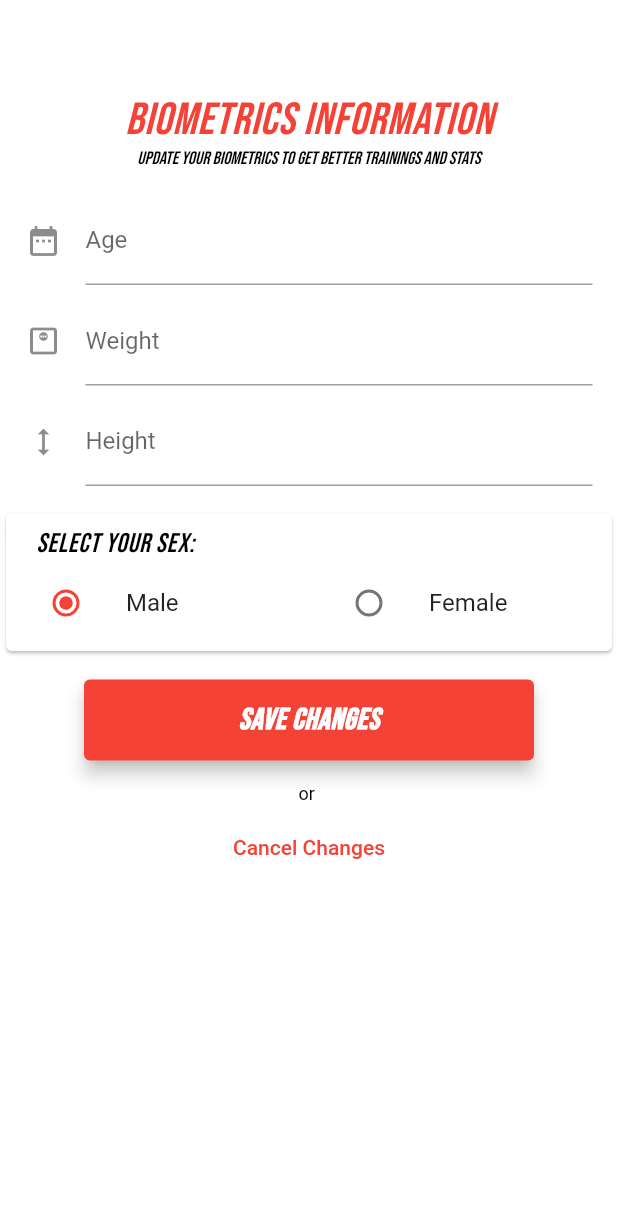
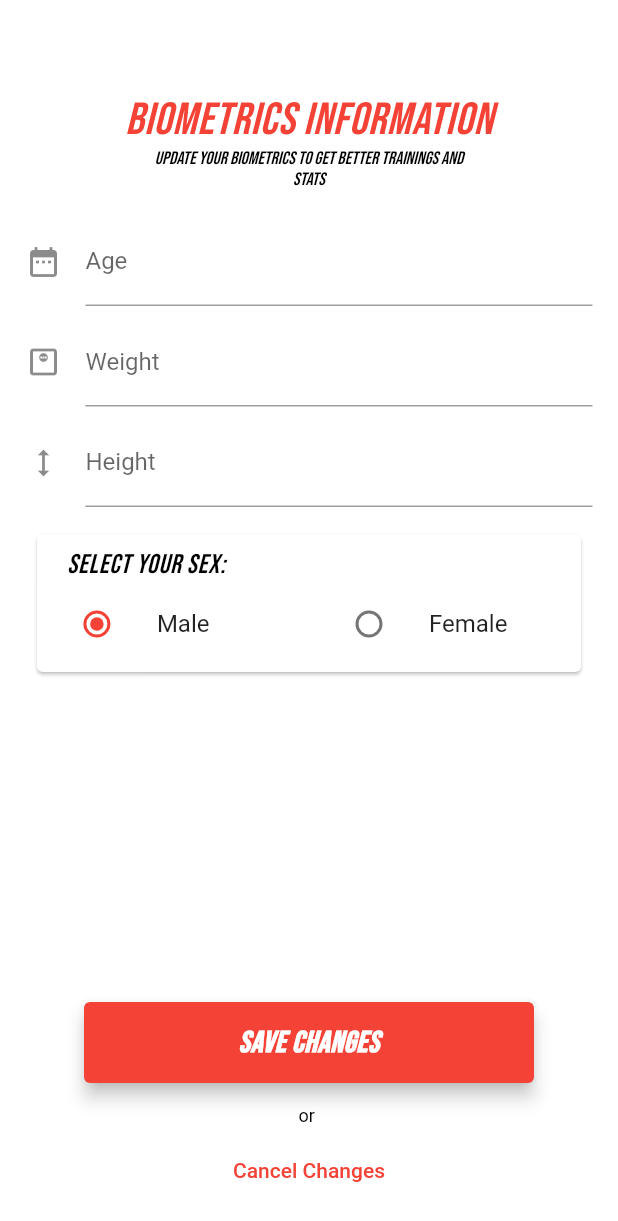
Before and after one commit to albint3r/tobe_total, a Flutter app: the UpdateBiometrics screen opened by its route, on a phone screen of 412 x 824 dp. Shown: the top 1221 px of the screen. Run offline on Flutter 3.47's test engine with Material 2 defaults, Android fonts, the phone set to English and light mode, and no system bars; our stand-ins replace curved_navigation_bar, fl_chart, flutter_riverpod, percent_indicator, shared_preferences, sqflite and 3 more; missing offline and left inert: string_ext; accounts and stored records are empty; statements that could not run were skipped.

```diff
--- a/lib/src/features/progress/presentation/block_trio_kpi.dart
+++ b/lib/src/features/progress/presentation/block_trio_kpi.dart
@@ -23,6 +23,7 @@
             loading: () => const CircularProgressIndicator(),
             data: (goalProgressData) {
               return totalTrainedTime.when(
+                  // TODO ERROR HERE FOR CESAR CEL PHONE
                   error: (error, stackTrace) => Text('Error $error'),
                   loading: () => const CircularProgressIndicator(),
                   data: (totalTrainingTimeData) {
@@ -65,7 +66,7 @@
   Widget build(BuildContext context) {
     return Card(
       child: Container(
-        padding: const EdgeInsets.all(5),
+        padding: const EdgeInsets.all(3),
         width: (MediaQuery.of(context).size.width - 100) / 3,
         height: 60,
         child: Column(
@@ -74,7 +75,8 @@
             H4KPIHeader(
               header: _header,
             ),
-            Text(_subHeader.toUpperCase()),
+            Text(_subHeader.toUpperCase(), textAlign: TextAlign.center,
+                overflow: TextOverflow.ellipsis, maxLines: 1),
           ],
         ),
       ),
--- a/lib/src/features/sign_in_and_update/presentation/forms/form_update_biometrics.dart
+++ b/lib/src/features/sign_in_and_update/presentation/forms/form_update_biometrics.dart
@@ -23,8 +23,8 @@
   Widget build(BuildContext context) {
     return Form(
       key: _formKey,
-      child: ListView(
-        shrinkWrap: true,
+      child: Column(
+        // shrinkWrap: true,
         children: [
           const H1Screens(
             header: 'Biometrics Information',
--- a/lib/src/repositories/movement_history_repository.dart
+++ b/lib/src/repositories/movement_history_repository.dart
@@ -37,7 +37,7 @@
   Future<List<Map<String, Object?>>> getDifficultyCount(
       {required String startDayOfTheWeek}) {
     String query =
-        'SELECT fm.difficulty AS name,COUNT(fm.difficulty) AS difficulty_count FROM movement_history AS mh JOIN blocks AS b ON b.id = mh.blocks_id JOIN wods AS w ON w.id = b.wod_id JOIN fitness_moves AS fm ON fm.id = mh.fitness_move_id WHERE expected_training_day >= "$startDayOfTheWeek"  AND w.did_wod = TRUE GROUP BY fm.difficulty';
+        'SELECT fm.difficulty AS name,COUNT(fm.difficulty) AS difficulty_count FROM movement_history AS mh JOIN blocks AS b ON b.id = mh.blocks_id JOIN wods AS w ON w.id = b.wod_id JOIN fitness_moves AS fm ON fm.id = mh.fitness_move_id WHERE expected_training_day >= "$startDayOfTheWeek"  AND w.did_wod = 1 GROUP BY fm.difficulty';
     return rawQuery(query);
   }
 
--- a/lib/src/repositories/wods_repository_repository.dart
+++ b/lib/src/repositories/wods_repository_repository.dart
@@ -116,7 +116,7 @@
   /// column names and values as keys and values, respectively.
   Future<List<Map<String, Object?>>> getTotalTrainedTime(
       String startDayOfTheWeekDate) async {
-    String query = "SELECT SUM(time) AS trained_time FROM wods JOIN blocks ON blocks.wod_id = wods.id WHERE expected_training_day >= '$startDayOfTheWeekDate' AND wods.did_wod =TRUE";
+    String query = "SELECT SUM(time) AS trained_time FROM wods JOIN blocks ON blocks.wod_id = wods.id WHERE expected_training_day >= '$startDayOfTheWeekDate' AND wods.did_wod =1";
     return rawQuery(query);
   }
   /// Retrieves the Last Muscle Trained from the local database.
--- a/lib/src/screens/progress_screen.dart
+++ b/lib/src/screens/progress_screen.dart
@@ -4,6 +4,7 @@
 import 'package:flutter_riverpod/flutter_riverpod.dart';
 import 'package:tobe_total/src/features/progress/presentation/progression_display.dart';
 import '../features/common_widgets/floating_action_btn/float_action_bottom_btn_create_training_week.dart';
+import '../providers/cliente/model/cliente_model_provider.dart';
 import '../providers/wod/model/wod_model_provider.dart';
 import '../features/common_widgets/bottom_nav_bar/presentation/bottom_nav_bar2.dart';
 import '../features/common_widgets/floating_action_btn/float_action_bottom_btn_go_training.dart';
```
Also changed, not shown: lib/src/data/db.dart (+9 -0 lines).
